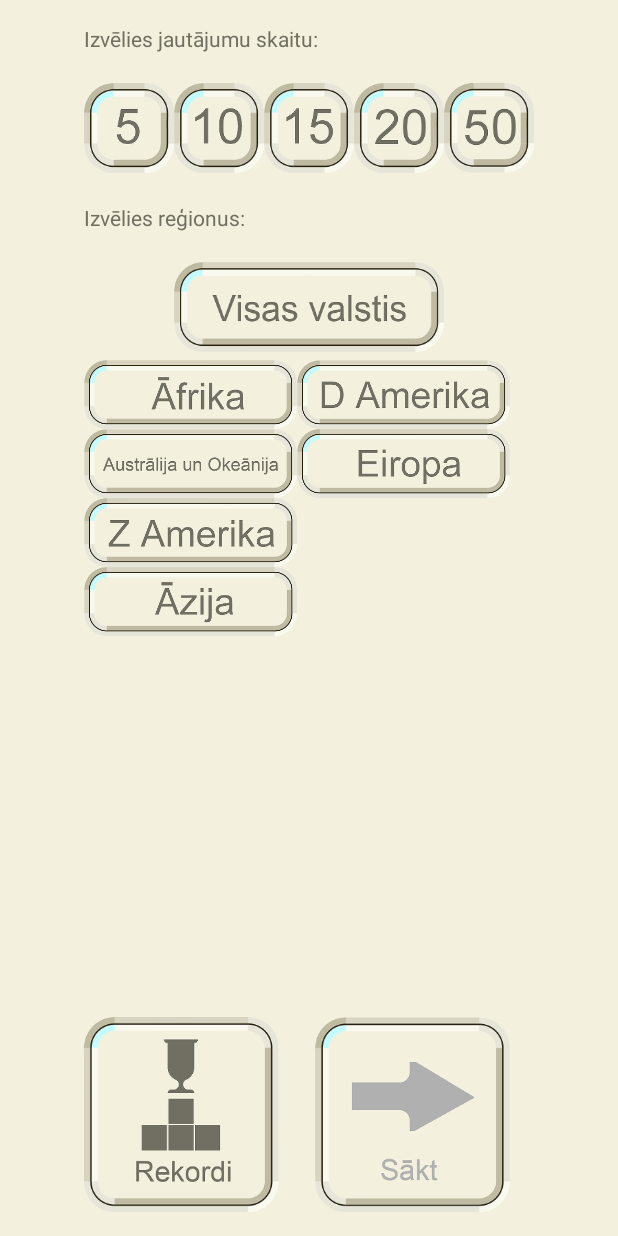
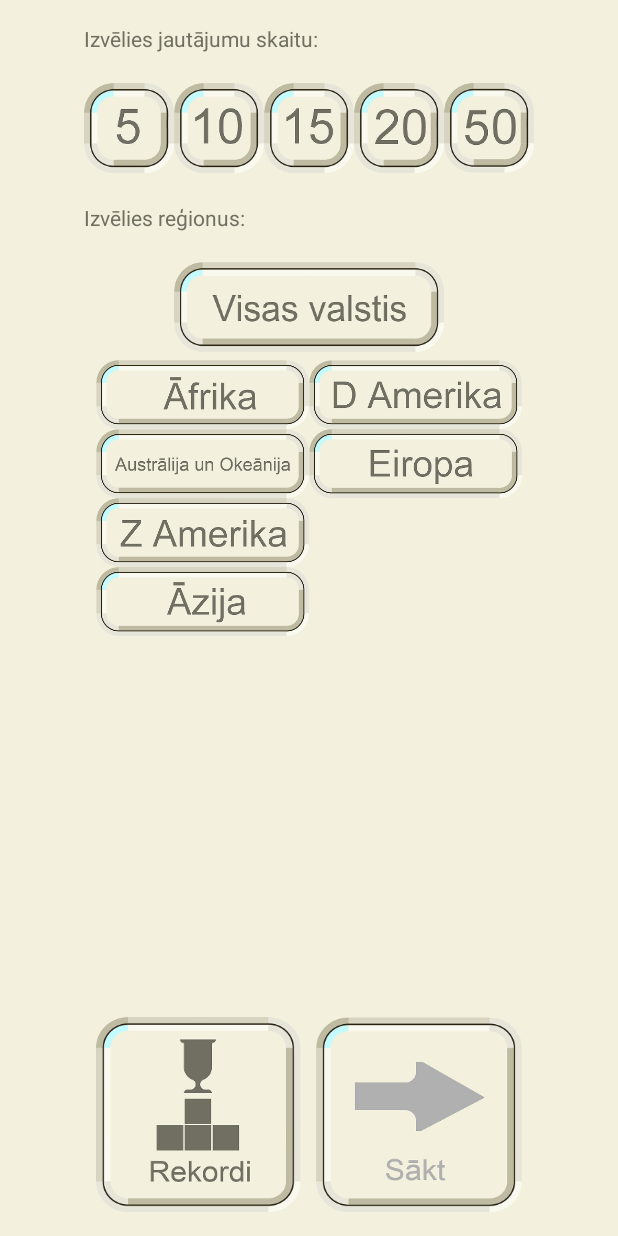
Before and after one commit to Hamaster/karogi, an Android app: the screen it shows after launch (MainActivity), on a phone screen of 412 x 824 dp. Run offline under Robolectric (Android 15) with nearby library versions, the phone set to English and light mode, and no system bars.

Commit message:
centered buttons in layout

```diff
--- a/Karogi/app/src/main/res/layout/content_main.xml
+++ b/Karogi/app/src/main/res/layout/content_main.xml
@@ -12,16 +12,6 @@
     app:layout_behavior="@string/appbar_scrolling_view_behavior"
     tools:context=".MainActivity"
     tools:showIn="@layout/activity_main">
-
-    <ImageButton
-        android:layout_width="142dip"
-        android:layout_height="46dip"
-        android:id="@+id/imageButton_afrika"
-        android:background="@drawable/afrika_unselected"
-        android:layout_below="@+id/imageButton_visas_valstis"
-        android:layout_alignLeft="@+id/izveliesregionus"
-        android:layout_alignStart="@+id/izveliesregionus"
-        android:layout_marginTop="5dp"/>
 
     <ImageButton
         android:layout_width="142dip"
@@ -44,11 +34,28 @@
     <ImageButton
         android:layout_width="142dip"
         android:layout_height="46dip"
+        android:id="@+id/imageButton_afrika"
+        android:background="@drawable/afrika_unselected"
+        android:layout_below="@+id/imageButton_visas_valstis"
+        android:layout_marginTop="5dp"
+        android:layout_toLeftOf="@+id/view" />
+
+    <View
+        android:id="@+id/view"
+        android:layout_height="1dp"
+        android:layout_width="0dp"
+        android:layout_centerHorizontal="true" />
+
+    <ImageButton
+        android:layout_width="142dip"
+        android:layout_height="46dip"
         android:id="@+id/imageButton_dienvid_amerika"
         android:background="@drawable/dienvid_amerika_unselected"
         android:layout_alignTop="@+id/imageButton_afrika"
         android:layout_alignLeft="@+id/imageButton_eiropa"
-        android:layout_alignStart="@+id/imageButton_eiropa" />
+        android:layout_alignStart="@+id/imageButton_eiropa"
+        android:layout_toRightOf="@+id/view" />
+
 
     <ImageButton
         android:layout_width="142dip"
@@ -76,24 +83,6 @@
         android:layout_below="@+id/izveliesregionus"
         android:layout_centerHorizontal="true"
         android:layout_marginTop="20dp"/>
-
-    <ImageButton
-        android:layout_width="130dip"
-        android:layout_height="130dip"
-        android:id="@+id/imageButton_rekordi"
-        android:background="@drawable/rekordi"
-        android:layout_alignParentBottom="true"
-        android:layout_alignLeft="@+id/imageButton_azija"
-        android:layout_alignStart="@+id/imageButton_azija" />
-
-    <ImageButton
-        android:layout_width="130dip"
-        android:layout_height="130dip"
-        android:id="@+id/imageButton_sakt"
-        android:background="@drawable/sakt_unactive"
-        android:layout_alignTop="@+id/imageButton_rekordi"
-        android:layout_alignRight="@+id/imageButton_eiropa"
-        android:layout_alignEnd="@+id/imageButton_eiropa" />
 
     <TextView
         android:layout_width="wrap_content"
@@ -132,7 +121,7 @@
         android:background="@drawable/i15_unselected"
         android:layout_alignTop="@+id/imageButton_10"
         android:layout_toRightOf="@+id/imageButton_10"
-        android:layout_toEndOf="@+id/imageButton_10" />
+        android:layout_toEndOf="@+id/imageButton_10"/>
 
     <ImageButton
         android:layout_width="60dip"
@@ -162,5 +151,30 @@
         android:layout_alignStart="@+id/imageButton_5"
         android:textColor="@color/darkBrown" />
 
+    <ImageButton
+        android:layout_width="130dip"
+        android:layout_height="130dip"
+        android:id="@+id/imageButton_rekordi"
+        android:background="@drawable/rekordi"
+        android:layout_alignParentBottom="true"
+        android:layout_alignLeft="@+id/imageButton_azija"
+        android:layout_alignStart="@+id/imageButton_azija"
+        android:layout_toLeftOf="@+id/view1"/>
+
+    <View
+        android:id="@+id/view1"
+        android:layout_height="1dp"
+        android:layout_width="10dp"
+        android:layout_centerHorizontal="true"/>
+
+    <ImageButton
+        android:layout_width="130dip"
+        android:layout_height="130dip"
+        android:id="@+id/imageButton_sakt"
+        android:background="@drawable/sakt_unactive"
+        android:layout_alignTop="@+id/imageButton_rekordi"
+        android:layout_alignRight="@+id/imageButton_eiropa"
+        android:layout_alignEnd="@+id/imageButton_eiropa"
+        android:layout_toRightOf="@+id/view1" />
 
 </RelativeLayout>
```
